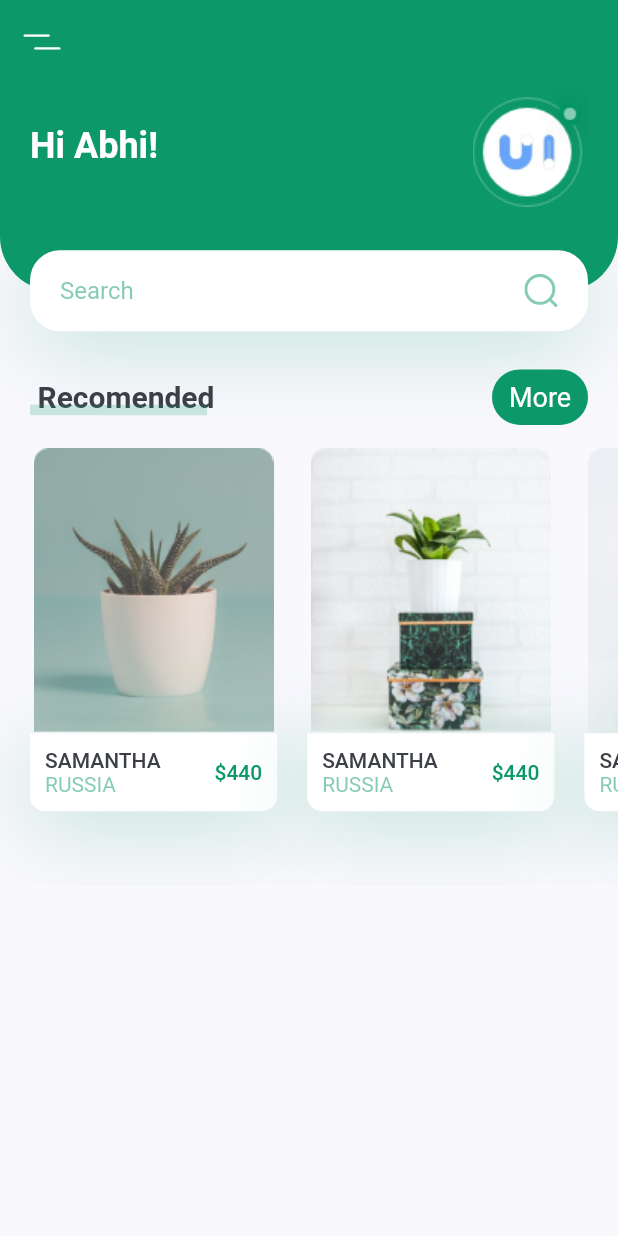
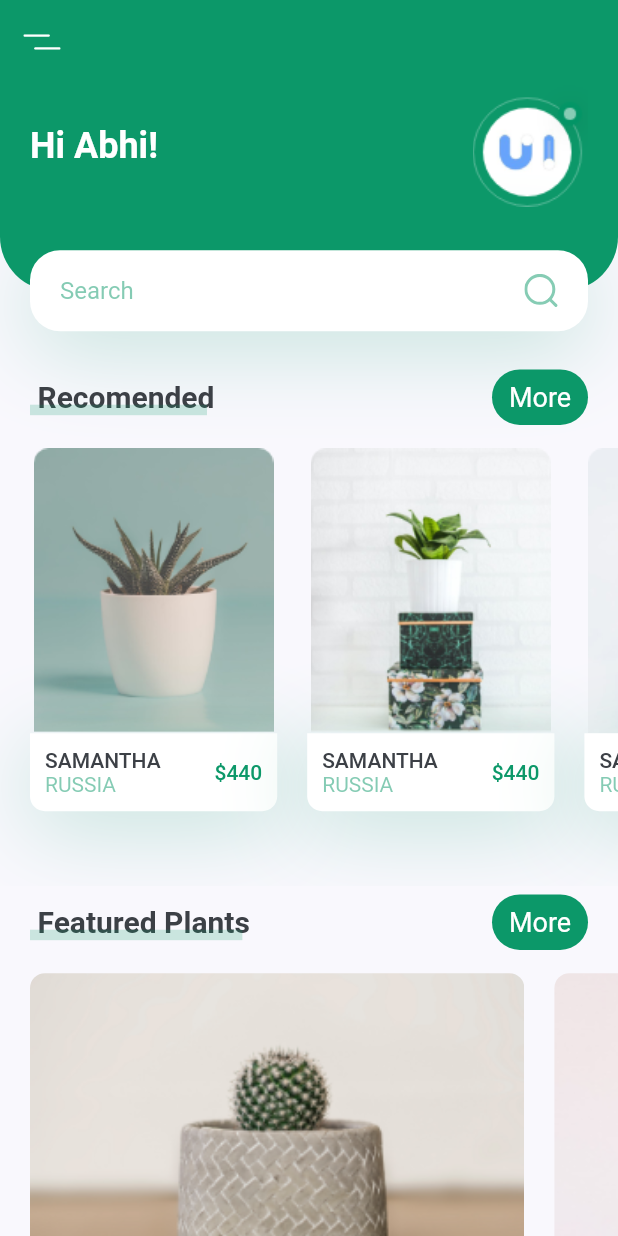
Before and after one commit to meisabikumar/flutter_plant_app, a Flutter app: the screen it shows after launch, on a phone screen of 412 x 824 dp. Run offline on Flutter 3.47's test engine with Material 2 defaults, Android fonts, the phone set to English and light mode, and no system bars; our stand-ins replace flutter_svg.

Commit message:
featured plants horizontal scroll card list

```diff
--- a/lib/screens/home/components/body.dart
+++ b/lib/screens/home/components/body.dart
@@ -20,9 +20,71 @@ class Body extends StatelessWidget {
         children: [
           HeaderWithSearch(size: size),
           TitleWiteMoreBtn(press: () {}, title: 'Recomended'),
-          RecomendsPlants()
+          RecomendsPlants(),
+          TitleWiteMoreBtn(press: () {}, title: 'Featured Plants'),
+          FeaturedPlants(),
+          SizedBox(height: kDefaultPadding)
         ],
       ),
     );
   }
 }
+
+class FeaturedPlants extends StatelessWidget {
+  const FeaturedPlants({
+    Key? key,
+  }) : super(key: key);
+
+  @override
+  Widget build(BuildContext context) {
+    return SingleChildScrollView(
+      scrollDirection: Axis.horizontal,
+      child: Row(
+        children: [
+          FeaturePlantCard(
+            image: 'assets/images/bottom_img_1.png',
+            press: () {},
+          ),
+          FeaturePlantCard(
+            image: 'assets/images/bottom_img_2.png',
+            press: () {},
+          ),
+        ],
+      ),
+    );
+  }
+}
+
+class FeaturePlantCard extends StatelessWidget {
+  const FeaturePlantCard({
+    Key? key,
+    required this.image,
+    required this.press,
+  }) : super(key: key);
+
+  final String image;
+  final Function press;
+
+  @override
+  Widget build(BuildContext context) {
+    Size size = MediaQuery.of(context).size;
+    return GestureDetector(
+      // onTap: press,
+      child: Container(
+        margin: const EdgeInsets.only(
+            left: kDefaultPadding,
+            top: kDefaultPadding / 2,
+            bottom: kDefaultPadding / 2),
+        width: size.width * 0.8,
+        height: 185,
+        decoration: BoxDecoration(
+          borderRadius: BorderRadius.circular(10),
+          image: DecorationImage(
+            fit: BoxFit.cover,
+            image: AssetImage(image),
+          ),
+        ),
+      ),
+    );
+  }
+}
```
